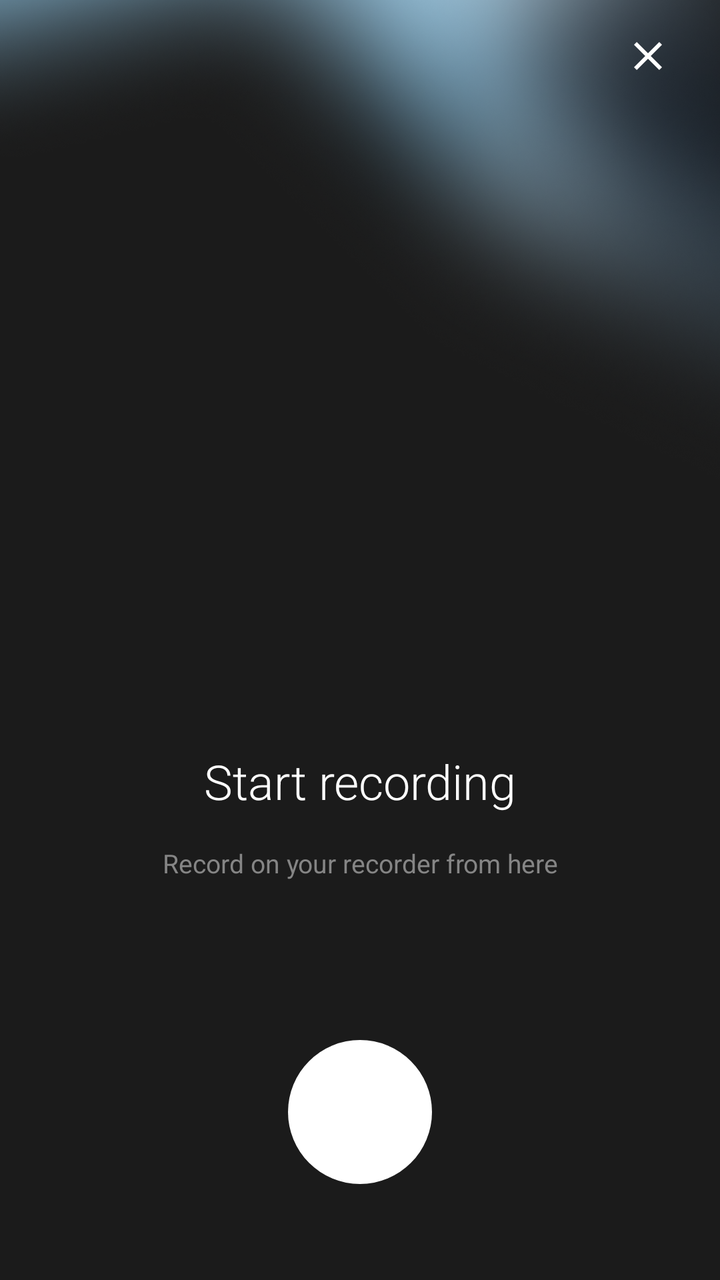
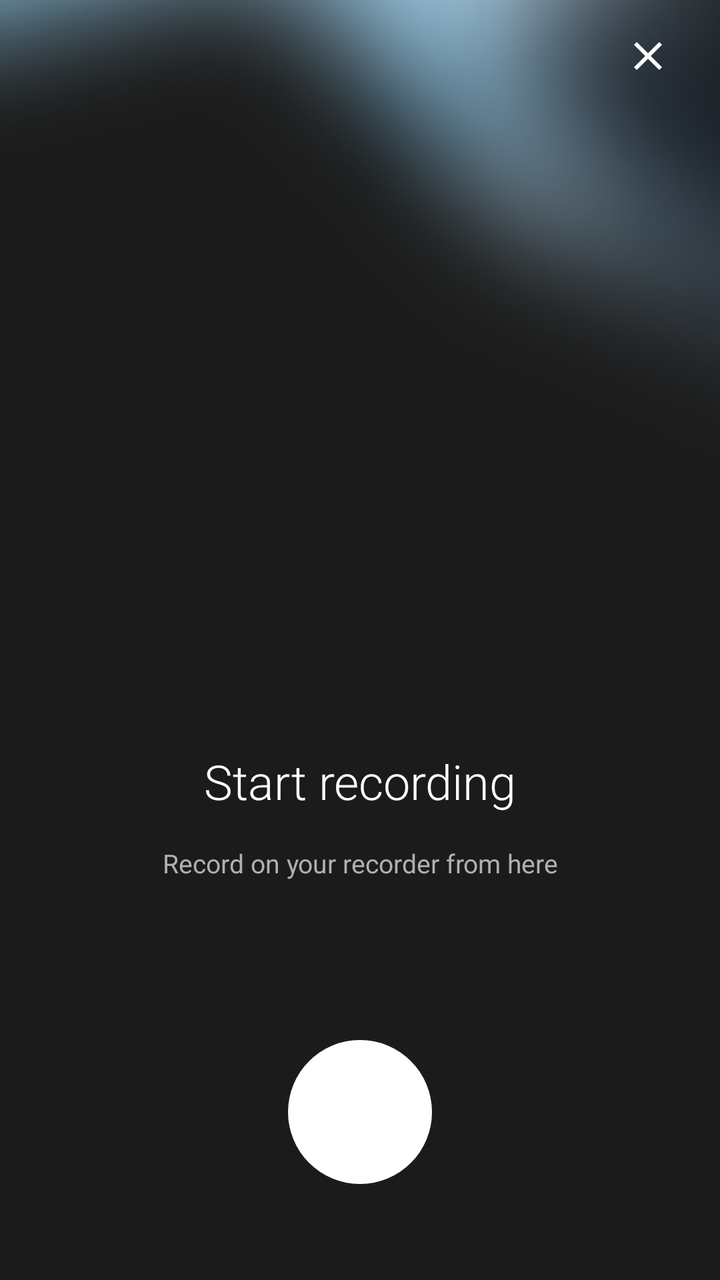

Two renders of the same Android screen: before a commit and after it. Below are the layout's source before the change and the commit's diff.
<!-- AndroidManifest.xml: activity theme Theme.PlaudBridge.Recording -->
<!-- res/layout/activity_recording.xml -->
<?xml version="1.0" encoding="utf-8"?>
<androidx.constraintlayout.widget.ConstraintLayout xmlns:android="http://schemas.android.com/apk/res/android"
    xmlns:app="http://schemas.android.com/apk/res-auto"
    android:layout_width="match_parent"
    android:layout_height="match_parent"
    android:background="#1B1B1B">

    
    <ImageView
        android:layout_width="0dp"
        android:layout_height="0dp"
        android:contentDescription="@null"
        android:scaleType="centerCrop"
        android:src="@drawable/recording_bg"
        app:layout_constraintTop_toTopOf="parent"
        app:layout_constraintBottom_toBottomOf="parent"
        app:layout_constraintStart_toStartOf="parent"
        app:layout_constraintEnd_toEndOf="parent" />

    
    <ImageButton
        android:id="@+id/closeButton"
        android:layout_width="44dp"
        android:layout_height="44dp"
        android:layout_marginTop="6dp"
        android:layout_marginEnd="14dp"
        android:background="?attr/selectableItemBackgroundBorderless"
        android:contentDescription="Close"
        android:padding="10dp"
        android:scaleType="fitCenter"
        android:src="@drawable/ic_close"
        android:tint="@color/white"
        app:layout_constraintTop_toTopOf="parent"
        app:layout_constraintEnd_toEndOf="parent" />

    
    <androidx.constraintlayout.widget.Guideline
        android:id="@+id/titleGuideline"
        android:layout_width="wrap_content"
        android:layout_height="wrap_content"
        android:orientation="horizontal"
        app:layout_constraintGuide_percent="0.585" />

    
    <androidx.constraintlayout.widget.Guideline
        android:id="@+id/waveformGuideline"
        android:layout_width="wrap_content"
        android:layout_height="wrap_content"
        android:orientation="horizontal"
        app:layout_constraintGuide_percent="0.756" />

    
    <TextView
        android:id="@+id/recordingTitle"
        android:layout_width="wrap_content"
        android:layout_height="wrap_content"
        android:fontFamily="sans-serif-light"
        android:text="@string/start_recording"
        android:textColor="@color/white"
        android:textSize="24sp"
        app:layout_constraintTop_toTopOf="@id/titleGuideline"
        app:layout_constraintStart_toStartOf="parent"
        app:layout_constraintEnd_toEndOf="parent" />

    
    <TextView
        android:id="@+id/recordingSubtitle"
        android:layout_width="wrap_content"
        android:layout_height="wrap_content"
        android:layout_marginTop="16dp"
        android:fontFamily="sans-serif"
        android:text="@string/record_via_device"
        android:textColor="#858585"
        android:textSize="13sp"
        app:layout_constraintTop_toBottomOf="@id/recordingTitle"
        app:layout_constraintStart_toStartOf="parent"
        app:layout_constraintEnd_toEndOf="parent" />

    
    <View
        android:id="@+id/waveformView"
        android:layout_width="0dp"
        android:layout_height="28dp"
        android:visibility="invisible"
        app:layout_constraintTop_toTopOf="@id/waveformGuideline"
        app:layout_constraintStart_toStartOf="parent"
        app:layout_constraintEnd_toEndOf="parent" />

    
    <TextView
        android:id="@+id/pauseButton"
        android:layout_width="wrap_content"
        android:layout_height="wrap_content"
        android:paddingHorizontal="20dp"
        android:paddingVertical="10dp"
        android:text="@string/pause"
        android:textColor="@color/white"
        android:textSize="15sp"
        android:visibility="gone"
        android:layout_marginEnd="24dp"
        app:layout_constraintBottom_toBottomOf="@id/recordButton"
        app:layout_constraintTop_toTopOf="@id/recordButton"
        app:layout_constraintEnd_toStartOf="@id/recordButton" />

    
    <FrameLayout
        android:id="@+id/recordButton"
        android:layout_width="72dp"
        android:layout_height="72dp"
        android:layout_marginBottom="48dp"
        app:layout_constraintBottom_toBottomOf="parent"
        app:layout_constraintStart_toStartOf="parent"
        app:layout_constraintEnd_toEndOf="parent">

        
        <View
            android:id="@+id/recordButtonBg"
            android:layout_width="72dp"
            android:layout_height="72dp"
            android:layout_gravity="center"
            android:background="@drawable/bg_record_button" />

        
        <View
            android:id="@+id/stopIcon"
            android:layout_width="20dp"
            android:layout_height="20dp"
            android:layout_gravity="center"
            android:background="@drawable/bg_stop_icon"
            android:visibility="gone" />
    </FrameLayout>

</androidx.constraintlayout.widget.ConstraintLayout>
<!-- resources referenced by this layout -->
<resources>
  <color name="white">#FFFFFF</color>
  <!-- drawable bg_record_button (drawable) -->
  <?xml version="1.0" encoding="utf-8"?>
  <shape xmlns:android="http://schemas.android.com/apk/res/android"
      android:shape="oval">
      <solid android:color="@color/white" />
      <size
          android:width="72dp"
          android:height="72dp" />
  </shape>
  <!-- drawable bg_stop_icon (drawable) -->
  <?xml version="1.0" encoding="utf-8"?>
  <shape xmlns:android="http://schemas.android.com/apk/res/android"
      android:shape="rectangle">
      <solid android:color="@color/black" />
      <corners android:radius="4dp" />
      <size
          android:width="20dp"
          android:height="20dp" />
  </shape>
  <!-- drawable ic_close (drawable) -->
  <?xml version="1.0" encoding="utf-8"?>
  <vector xmlns:android="http://schemas.android.com/apk/res/android"
      android:width="24dp"
      android:height="24dp"
      android:viewportWidth="24"
      android:viewportHeight="24"
      android:tint="?attr/colorControlNormal">
      <path
          android:fillColor="@android:color/white"
          android:pathData="M19,6.41L17.59,5 12,10.59 6.41,5 5,6.41 10.59,12 5,17.59 6.41,19 12,13.41 17.59,19 19,17.59 13.41,12z" />
  </vector>
  <!-- drawable recording_bg: png bitmap (drawable, 568761 bytes) -->
  <string name="pause">Pause</string>
  <string name="record_via_device">Record on your recorder from here</string>
  <string name="start_recording">Start recording</string>
  <style name="Theme.PlaudBridge.Recording" parent="Theme.PlaudBridge">
          <item name="android:windowBackground">@color/recording_dark_bg</item>
          <item name="android:statusBarColor">@color/recording_dark_bg</item>
          <item name="android:windowLightStatusBar">false</item>
      </style>
  <color name="black">#000000</color>
  <style name="Theme.PlaudBridge" parent="Theme.MaterialComponents.Light.NoActionBar">
          <item name="colorPrimary">#1F1F1F</item>
          <item name="colorPrimaryVariant">#1F1F1F</item>
          <item name="colorOnPrimary">#FFFFFF</item>
          <item name="colorSecondary">#6CAE85</item>
          <item name="colorOnSecondary">#FFFFFF</item>
          <item name="android:windowBackground">@color/bg_primary</item>
          <item name="android:statusBarColor">@color/bg_primary</item>
          <item name="android:windowLightStatusBar">true</item>
          <item name="windowActionBar">false</item>
          <item name="windowNoTitle">true</item>
      </style>
  <color name="recording_dark_bg">#1A1A1A</color>
  <color name="bg_primary">#F9F9F9</color>
</resources>

<!-- the commit's change to res/layout/activity_recording.xml (unified diff, before → after) -->
@@ -3,7 +3,7 @@
     xmlns:app="http://schemas.android.com/apk/res-auto"
     android:layout_width="match_parent"
     android:layout_height="match_parent"
-    android:background="#1B1B1B">
+    android:background="@color/recording_dark_bg">
 
     
     <ImageView
@@ -25,11 +25,11 @@
         android:layout_marginTop="6dp"
         android:layout_marginEnd="14dp"
         android:background="?attr/selectableItemBackgroundBorderless"
-        android:contentDescription="Close"
+        android:contentDescription="@string/cd_close"
         android:padding="10dp"
         android:scaleType="fitCenter"
         android:src="@drawable/ic_close"
-        android:tint="@color/white"
+        app:tint="@color/white"
         app:layout_constraintTop_toTopOf="parent"
         app:layout_constraintEnd_toEndOf="parent" />
 
@@ -70,7 +70,7 @@
         android:layout_marginTop="16dp"
         android:fontFamily="sans-serif"
         android:text="@string/record_via_device"
-        android:textColor="#858585"
+        android:textColor="#B0B0B0"
         android:textSize="13sp"
         app:layout_constraintTop_toBottomOf="@id/recordingTitle"
         app:layout_constraintStart_toStartOf="parent"
<!-- resource entries referenced after the edit -->
@@ -33,28 +33,24 @@
           android:pathData="M19,6.41L17.59,5 12,10.59 6.41,5 5,6.41 10.59,12 5,17.59 6.41,19 12,13.41 17.59,19 19,17.59 13.41,12z" />
   </vector>
   <!-- drawable recording_bg: png bitmap (drawable, 568761 bytes) -->
+  <string name="cd_close">Close</string>
   <string name="pause">Pause</string>
   <string name="record_via_device">Record on your recorder from here</string>
   <string name="start_recording">Start recording</string>
-  <style name="Theme.PlaudBridge.Recording" parent="Theme.PlaudBridge">
+  <style name="Theme.PlaudBridge.Recording" parent="Theme.MaterialComponents.NoActionBar">
+          <item name="colorPrimary">#E8E8E8</item>
+          <item name="colorOnPrimary">#1A1A1A</item>
+          <item name="colorSecondary">#E8E8E8</item>
+          <item name="colorSurface">@color/recording_dark_bg</item>
+          <item name="colorOnSurface">@color/white</item>
           <item name="android:windowBackground">@color/recording_dark_bg</item>
           <item name="android:statusBarColor">@color/recording_dark_bg</item>
+          <item name="android:navigationBarColor">@color/recording_dark_bg</item>
           <item name="android:windowLightStatusBar">false</item>
-      </style>
-  <color name="black">#000000</color>
-  <style name="Theme.PlaudBridge" parent="Theme.MaterialComponents.Light.NoActionBar">
-          <item name="colorPrimary">#1F1F1F</item>
-          <item name="colorPrimaryVariant">#1F1F1F</item>
-          <item name="colorOnPrimary">#FFFFFF</item>
-          <item name="colorSecondary">#6CAE85</item>
-          <item name="colorOnSecondary">#FFFFFF</item>
-          <item name="android:windowBackground">@color/bg_primary</item>
-          <item name="android:statusBarColor">@color/bg_primary</item>
-          <item name="android:windowLightStatusBar">true</item>
           <item name="windowActionBar">false</item>
           <item name="windowNoTitle">true</item>
       </style>
+  <color name="black">#000000</color>
   <color name="recording_dark_bg">#1A1A1A</color>
-  <color name="bg_primary">#F9F9F9</color>
 </resources>
 
